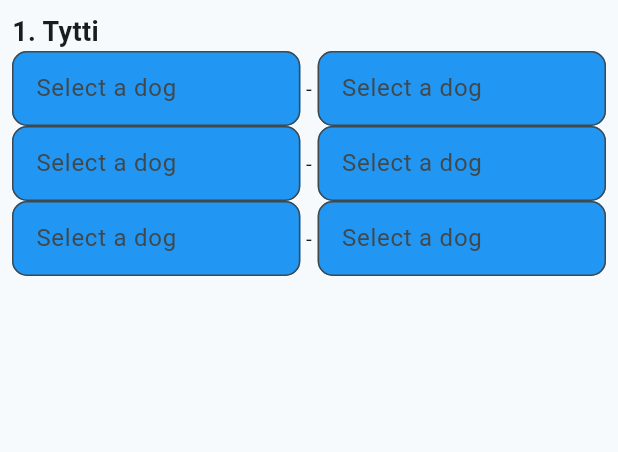
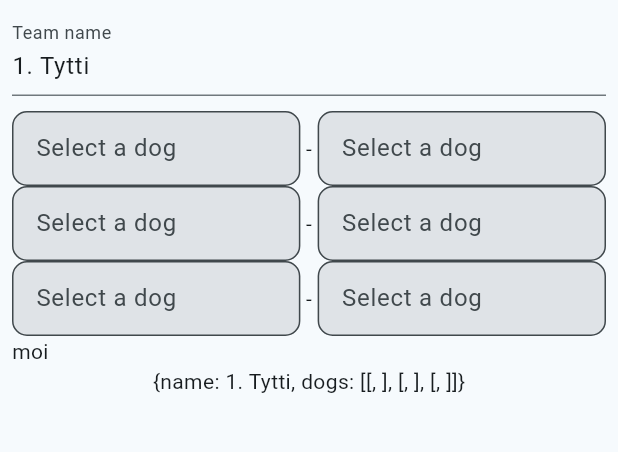
Before and after one commit to Bucciamarcia/mush_on, a Flutter app: the screen it shows after launch, after a tap on "Create Team", on a phone screen of 412 x 824 dp, the part 84-536 px from its top. Run offline on Flutter 3.47's test engine with Material 3 defaults, Android fonts, the light colour scheme and no system bars; our stand-ins replace cloud_firestore, firebase_core; accounts and stored records are empty.

Commit message:
Edit team name

```diff
--- a/lib/create_team/main.dart
+++ b/lib/create_team/main.dart
@@ -20,9 +20,31 @@ class CreateTeamMain extends StatelessWidget {
   }
 }
 
-class TeamRetriever extends StatelessWidget {
+class TeamRetriever extends StatefulWidget {
   final int teamNumber;
   const TeamRetriever({super.key, required this.teamNumber});
+
+  @override
+  State<TeamRetriever> createState() => _TeamRetrieverState();
+}
+
+class _TeamRetrieverState extends State<TeamRetriever> {
+  late TextEditingController textController;
+  @override
+  void initState() {
+    super.initState();
+    CreateTeamProvider teamProvider =
+        Provider.of<CreateTeamProvider>(context, listen: false);
+    textController = TextEditingController(
+        text: teamProvider.teams[widget.teamNumber]["name"] as String);
+  }
+
+  @override
+  void dispose() {
+    // Clean up the controller when the widget is disposed
+    textController.dispose();
+    super.dispose();
+  }
 
   @override
   Widget build(BuildContext context) {
@@ -30,26 +52,45 @@ class TeamRetriever extends StatelessWidget {
     List<Map<String, Object>> teams = teamProvider.teams;
 
     // Ensure teamNumber is within range
-    if (teamNumber >= teams.length) {
+    if (widget.teamNumber >= teams.length) {
       return const Text("Invalid team number");
     }
 
-    return getTeam(teams[teamNumber]);
+    return Column(
+      children: [
+        getTeam(teams[widget.teamNumber], teams, context),
+        // Debug: fetch team object from provider
+        Text(teams[widget.teamNumber].toString())
+      ],
+    );
   }
 
-  Widget getTeam(Map<String, Object> team) {
-    String teamName = team["name"] as String;
+  Widget getTeam(Map<String, Object> team, List<Map<String, Object>> teams,
+      BuildContext context) {
+    CreateTeamProvider teamProvider = context.watch<CreateTeamProvider>();
+    if (textController.text != teamProvider.teams[widget.teamNumber]["name"] &&
+        !textController.selection.isValid) {
+      textController.text =
+          teamProvider.teams[widget.teamNumber]["name"] as String;
+    }
     List<List<String>> dogPairs = List<List<String>>.from(team["dogs"] as List);
 
     return Column(
       crossAxisAlignment: CrossAxisAlignment.start,
       children: [
-        Text(teamName,
-            style: const TextStyle(fontSize: 18, fontWeight: FontWeight.bold)),
+        TextField(
+            controller: textController,
+            decoration: InputDecoration(labelText: "Team name"),
+            onChanged: (String text) {
+              Provider.of<CreateTeamProvider>(context, listen: false)
+                  .changeTeamName(widget.teamNumber, text);
+            }),
+        SizedBox(height: 10),
         ...dogPairs.asMap().entries.map(
-              (entry) =>
-                  PairRetriever(teamNumber: teamNumber, rowNumber: entry.key),
+              (entry) => PairRetriever(
+                  teamNumber: widget.teamNumber, rowNumber: entry.key),
             ),
+        Text("moi")
       ],
     );
   }
@@ -120,7 +161,7 @@ class PairRetriever extends StatelessWidget {
                             borderRadius: BorderRadius.circular(10),
                           ),
                           filled: true,
-                          fillColor: isDuplicate ? Colors.red : Colors.blue,
+                          fillColor: isDuplicate ? Colors.red : null,
                         ),
                       ),
                     );
```
Also changed, not shown: 4 other files.
